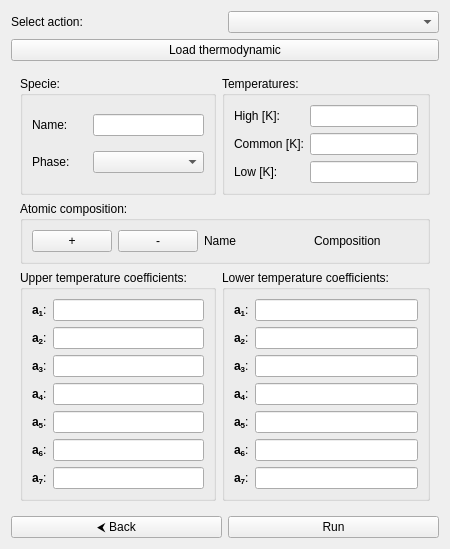
First picture: the form in GUI/Ubuntu/src/gui/ui/input/chemkin_thermo_page.ui, repository srebughini/ASALI, before the edit.
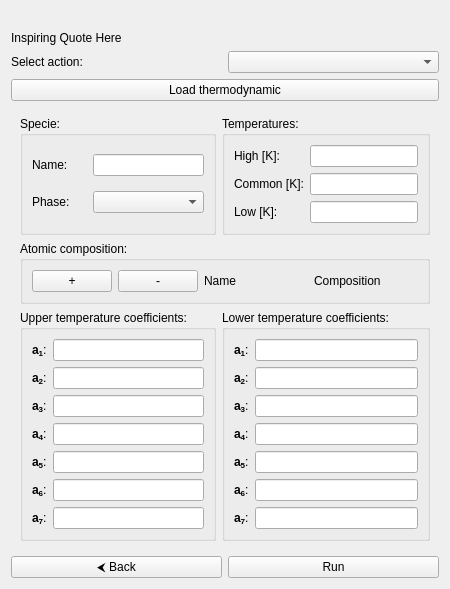
Second picture: the form after the edit. Icons and pictures are not drawn.

What changed in the file:
```diff
--- a/GUI/Ubuntu/src/gui/ui/input/chemkin_thermo_page.ui
+++ b/GUI/Ubuntu/src/gui/ui/input/chemkin_thermo_page.ui
@@ -2,6 +2,22 @@
 <ui version="4.0">
     <class>ChemkinThermoInputPage</class>
         <widget class="QWidget" name="ChemkinThermoInputPage">
+            <layout class="QVBoxLayout" name="beerLogoLayout">
+                <item>
+                    <widget class="QLabel" name="logoLabel">
+                        <property name="pixmap">
+                            <pixmap>:images/BigLogo.png</pixmap> <!-- Reference to logo -->
+                        </property>
+                    </widget>
+                </item>
+                <item>
+                    <widget class="QLabel" name="beerQuoteLabel">
+                        <property name="text">
+                            <string>Inspiring Quote Here</string>
+                        </property>
+                    </widget>
+                </item>
+                <item>
             <layout class="QVBoxLayout" name="verticalLayout">
                 <!-- Select action item -->
                 <item>
@@ -384,6 +400,8 @@
                                     <string>Run CHEMKIN editor and Save results</string>
                                 </property>
                             </widget>
+                                </item>
+                            </layout>
                         </item>
                     </layout>
                 </item>
```
Lines whose indentation alone changed are shown as unchanged.
